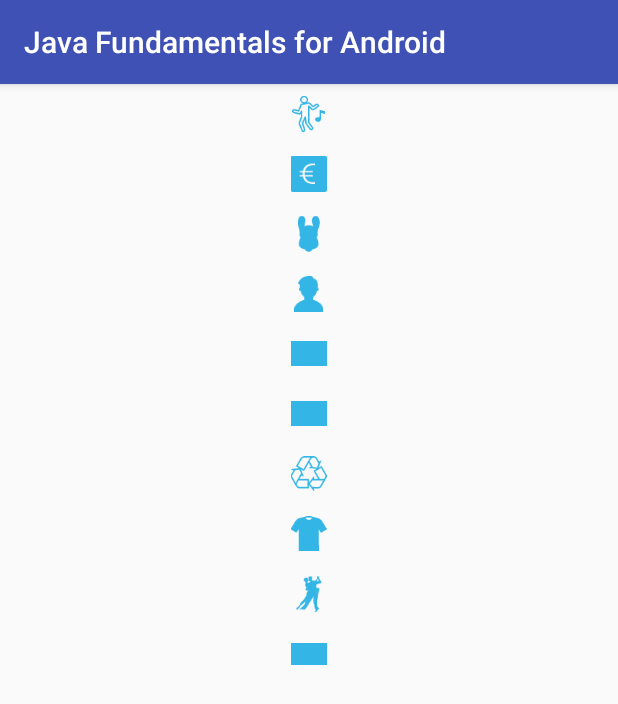
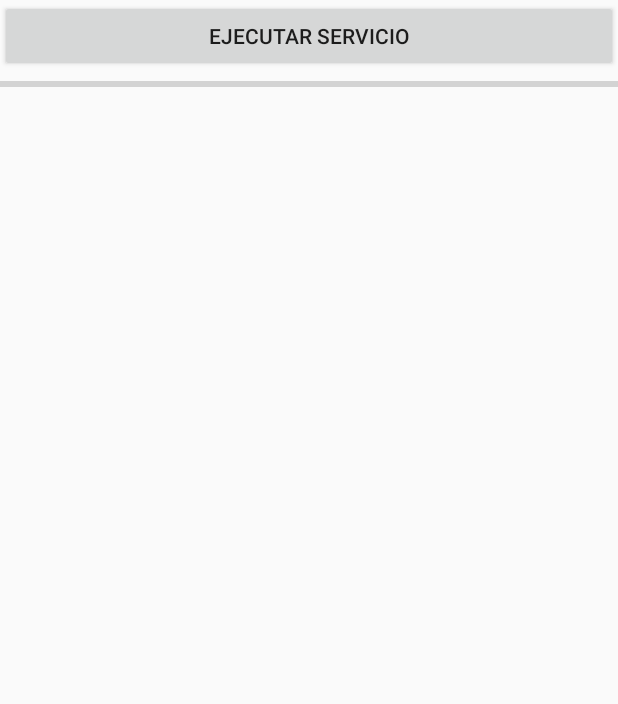
Before and after one commit to Marvinsky/AndroidFundamentals, an Android app: the screen it shows after launch (OneActivity before the commit, MainActivity3 after it), on a phone screen of 412 x 824 dp. Shown: the top 704 px of the screen. Run offline under Robolectric (Android 15) with nearby library versions, the phone set to English and light mode, and no system bars.

Commit message:
clase 07 tarea 2: Crear una actividad que ejecute un servicio y devuelva un mensaje a traves de un broadcast

```diff
--- a/app/build.gradle
+++ b/app/build.gradle
@@ -25,5 +25,6 @@ dependencies {
         exclude group: 'com.android.support', module: 'support-annotations'
     })
     compile 'com.android.support:appcompat-v7:25.1.0'
+    compile 'com.android.support:design:25.1.0'
     testCompile 'junit:junit:4.12'
 }
--- /dev/null
+++ b/app/src/main/java/com/example/mabisrror/javafundamentalsforandroid/clase07/tarea2/activities/MainActivity3.java
@@ -0,0 +1,70 @@
+package com.example.mabisrror.javafundamentalsforandroid.clase07.tarea2.activities;
+
+import android.app.Activity;
+import android.app.ProgressDialog;
+import android.content.BroadcastReceiver;
+import android.content.Context;
+import android.content.Intent;
+import android.content.IntentFilter;
+import android.support.v7.app.AppCompatActivity;
+import android.os.Bundle;
+import android.view.Menu;
+import android.view.View;
+import android.widget.Button;
+import android.widget.ProgressBar;
+import android.widget.Toast;
+
+import com.example.mabisrror.javafundamentalsforandroid.R;
+import com.example.mabisrror.javafundamentalsforandroid.clase07.tarea2.service.MyTestService2;
+import com.example.mabisrror.javafundamentalsforandroid.clase07.tarea2.service.MyTestService3;
+
+public class MainActivity3 extends Activity {
+
+    Button btnejecutar;
+    ProgressBar progressBar;
+
+
+    @Override
+    protected void onCreate(Bundle savedInstanceState) {
+        super.onCreate(savedInstanceState);
+        setContentView(R.layout.activity_main3);
+        init();
+
+        IntentFilter filter = new IntentFilter();
+        filter.addAction(MyTestService3.ACTION_PROGRESO);
+        filter.addAction(MyTestService3.ACTION_FIN);
+        ProgressReceiver progressReceiver = new ProgressReceiver();
+        registerReceiver(progressReceiver, filter);
+    }
+
+    private void init() {
+        btnejecutar = (Button)findViewById(R.id.btn_ejecutar);
+        progressBar = (ProgressBar) findViewById(R.id.progress_bar);
+
+
+        btnejecutar.setOnClickListener(new View.OnClickListener() {
+            @Override
+            public void onClick(View v) {
+                Intent intent = new Intent(MainActivity3.this, MyTestService3.class);
+                intent.putExtra("iteraciones", 10);
+                startService(intent);
+            }
+        });
+    }
+
+    public class ProgressReceiver extends BroadcastReceiver {
+        public ProgressReceiver() {
+        }
+
+        @Override
+        public void onReceive(Context context, Intent intent) {
+            if (intent.getAction().equals(MyTestService3.ACTION_PROGRESO)) {
+                int prog = intent.getIntExtra("progreso", 0);
+                progressBar.setProgress(prog);
+            } else {
+                Toast.makeText(MainActivity3.this, getResources().getString(R.string.txt_ended_task), Toast.LENGTH_LONG).show();
+            }
+        }
+    }
+
+}
--- /dev/null
+++ b/app/src/main/res/layout/activity_main3.xml
@@ -0,0 +1,27 @@
+<?xml version="1.0" encoding="utf-8"?>
+<LinearLayout xmlns:android="http://schemas.android.com/apk/res/android"
+    xmlns:tools="http://schemas.android.com/tools"
+    android:id="@+id/activity_main3"
+    android:layout_width="match_parent"
+    android:layout_height="match_parent"
+    android:orientation="vertical"
+    tools:context="com.example.mabisrror.javafundamentalsforandroid.clase07.tarea2.activities.MainActivity3">
+
+
+    <Button
+        android:id="@+id/btn_ejecutar"
+        android:layout_width="match_parent"
+        android:layout_height="wrap_content"
+        android:text="@string/txt_ejecutar_servicio"
+        />
+
+
+    <ProgressBar
+        android:id="@+id/progress_bar"
+        android:layout_width="match_parent"
+        android:layout_height="wrap_content"
+        style="?android:attr/progressBarStyleHorizontal"
+        />
+
+
+</LinearLayout>
--- a/app/src/main/res/values/dimens.xml
+++ b/app/src/main/res/values/dimens.xml
@@ -2,4 +2,5 @@
     <!-- Default screen margins, per the Android Design guidelines. -->
     <dimen name="activity_horizontal_margin">16dp</dimen>
     <dimen name="activity_vertical_margin">16dp</dimen>
+    <dimen name="fab_margin">16dp</dimen>
 </resources>
```
Also changed, not shown: app/src/main/AndroidManifest.xml (+43 -7 lines), app/src/main/java/com/example/mabisrror/javafundamentalsforandroid/clase07/tarea2/activities/AlarmActivity.java (added, +46 -0 lines), app/src/main/java/com/example/mabisrror/javafundamentalsforandroid/clase07/tarea2/activities/MainActivity2.java (added, +47 -0 lines), app/src/main/java/com/example/mabisrror/javafundamentalsforandroid/clase07/tarea2/broadcast/AlarmReceiver.java (added, +19 -0 lines), app/src/main/java/com/example/mabisrror/javafundamentalsforandroid/clase07/tarea2/service/MyTestService2.java (added, +30 -0 lines), app/src/main/java/com/example/mabisrror/javafundamentalsforandroid/clase07/tarea2/service/MyTestService3.java (added, +44 -0 lines), app/src/main/res/layout/activity_alarm.xml (added, +17 -0 lines), app/src/main/res/layout/activity_main2.xml (added, +23 -0 lines), app/src/main/res/layout/activity_service.xml (added, +10 -0 lines), app/src/main/res/values-v21/styles.xml (added, +9 -0 lines), app/src/main/res/values/strings.xml (+9 -0 lines), app/src/main/res/values/styles.xml (+9 -0 lines).
